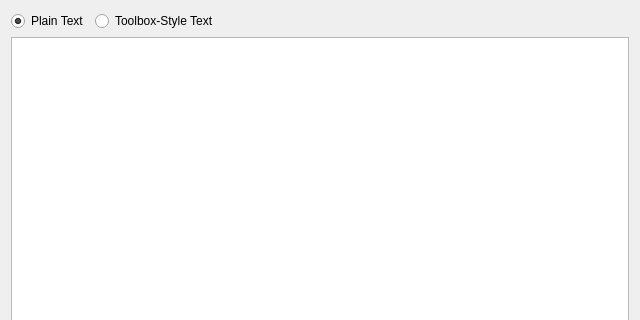
cidles/poio-analyzer, file ui/NewFileGraid.ui: the form before one commit; both pictures show x 0 to 640 and y 0 to 320 of the 640 by 480 pixel window.
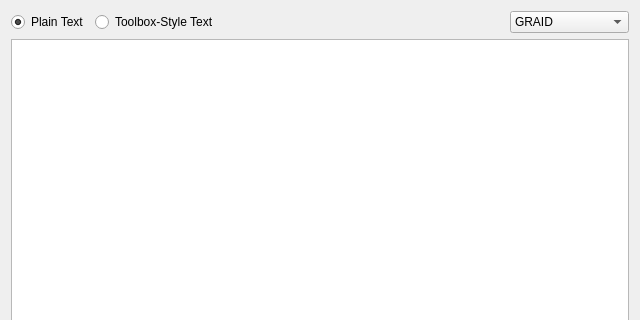
The form after the commit.

Commit message: Added Dianas data structures for new files. Refactored method names.

What changed in the file:
```diff
--- a/ui/NewFileGraid.ui
+++ b/ui/NewFileGraid.ui
@@ -48,6 +48,20 @@
          </property>
         </spacer>
        </item>
+       <item>
+        <widget class="QComboBox" name="comboDataStructureType">
+         <item>
+          <property name="text">
+           <string>GRAID</string>
+          </property>
+         </item>
+         <item>
+          <property name="text">
+           <string>GRAID2 (Diana)</string>
+          </property>
+         </item>
+        </widget>
+       </item>
       </layout>
      </item>
      <item>
```
The commit also changes 16 other files.
